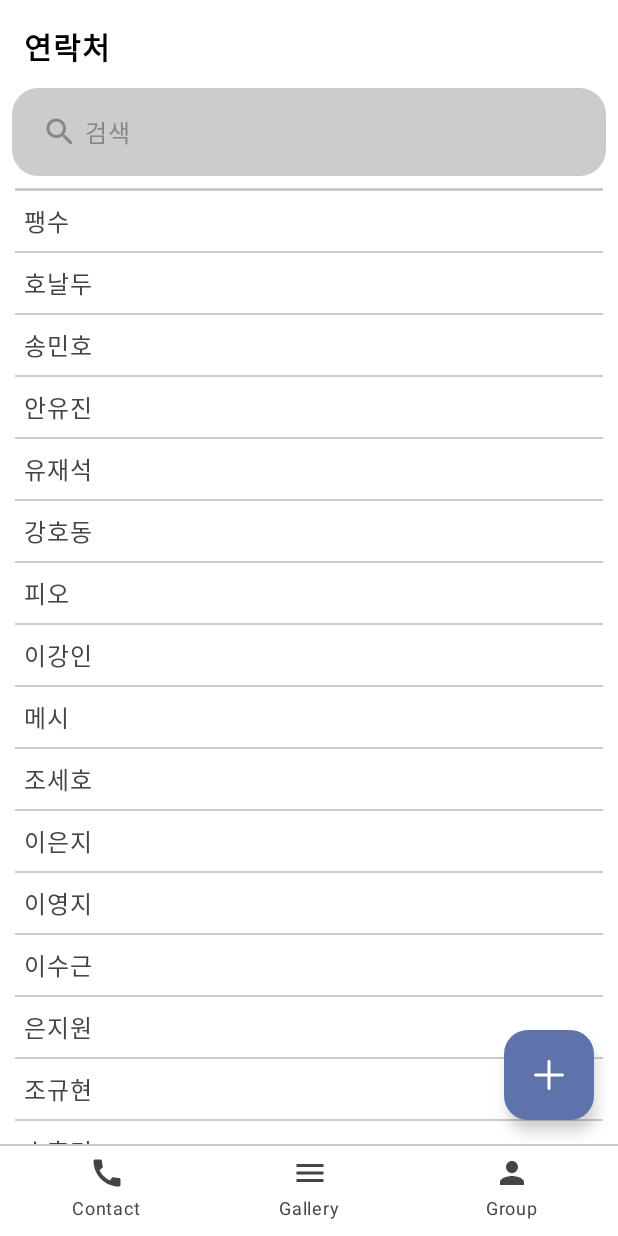
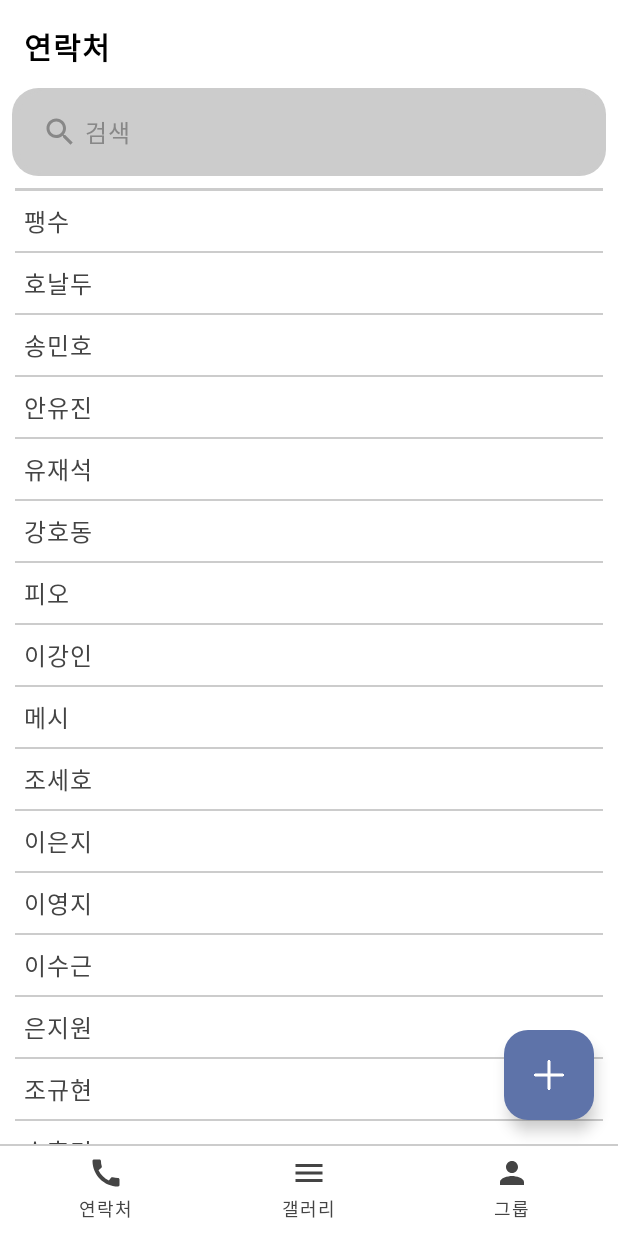
Before and after one commit to Junha-Jang/madcamp-proj1, an Android app built with Jetpack Compose: the screen it shows after launch (MainActivity), on a phone screen of 412 x 824 dp. Run offline under Robolectric (Android 15) with nearby library versions, the phone set to English and light mode, and no system bars.

Commit message:
feat(main): change nav language

```diff
--- a/app/src/main/java/com/example/madcamp_proj1/MainActivity.kt
+++ b/app/src/main/java/com/example/madcamp_proj1/MainActivity.kt
@@ -63,7 +63,7 @@
             Icons.Default.Menu,
             Icons.Default.Person
         )
-    val tabName: Array<String?> = arrayOf(null, "Contact", "Gallery", "Group")
+    val tabName: Array<String?> = arrayOf(null, "연락처", "갤러리", "그룹")
 
     Column(
         horizontalAlignment = Alignment.CenterHorizontally,
```
